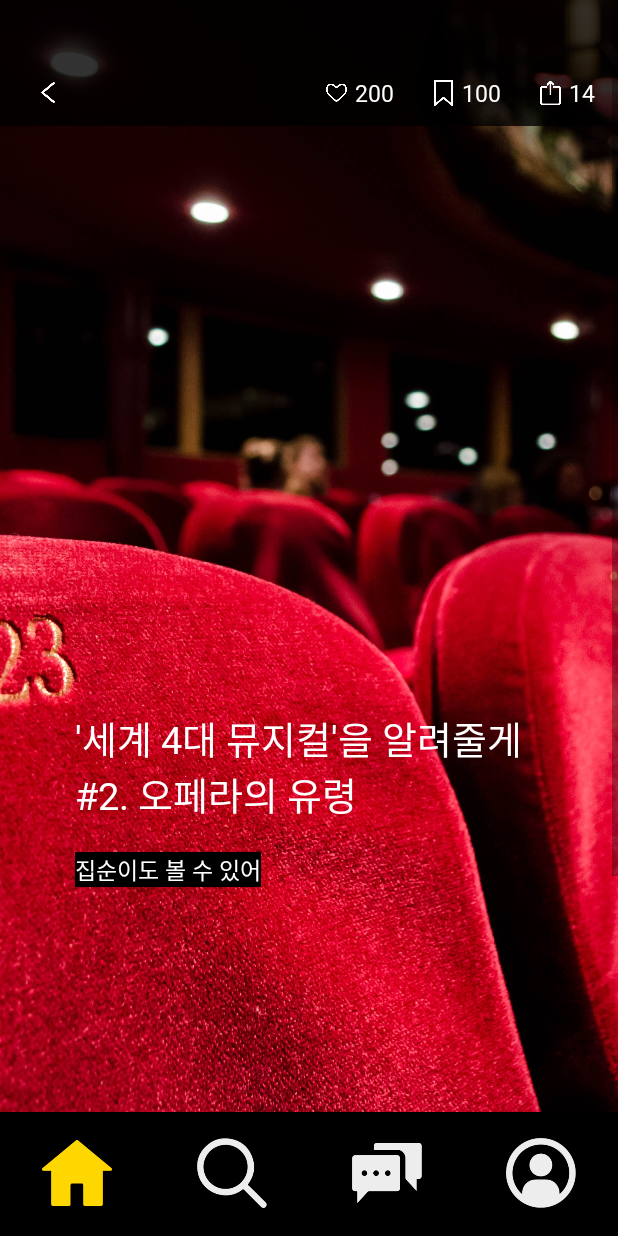
After one commit to JayHan-K/todaysShow, an Android app: the fragment JournalDetailFragment placed in its activity, on a phone screen of 412 x 824 dp. The commit adds this screen. Run offline under Robolectric (Android 15) with nearby library versions, the phone set to English and light mode, and no system bars; libraries missing offline, so code that uses them is left out: com.mikhaellopez.circularimageview; 2 statements that could not run were skipped.

Commit message:
2020.08.27 Journal Detail ...

```diff
--- a/app/src/main/AndroidManifest.xml
+++ b/app/src/main/AndroidManifest.xml
@@ -26,7 +26,7 @@
         </activity>
         <activity
             android:name=".MainActivity"
-            android:windowSoftInputMode="adjustNothing" />
+            android:windowSoftInputMode="adjustPan" />
         <activity android:name=".ShowDetailActivity" />
     </application>
 
--- a/app/src/main/java/com/example/todaysshow/MainActivity.kt
+++ b/app/src/main/java/com/example/todaysshow/MainActivity.kt
@@ -1,6 +1,8 @@
 package com.example.todaysshow
 
 import android.os.Bundle
+import android.util.Log
+import android.widget.FrameLayout
 import android.widget.Toast
 import androidx.appcompat.app.AppCompatActivity
 import com.example.todaysshow.fragment.*
@@ -14,6 +16,8 @@ class MainActivity : AppCompatActivity() {
     override fun onCreate(savedInstanceState: Bundle?) {
         super.onCreate(savedInstanceState)
         setContentView(R.layout.activity_main)
+
+
 
         supportFragmentManager.beginTransaction().replace(R.id.main_frameLayout,
             HomeFragment()
@@ -43,8 +47,6 @@ class MainActivity : AppCompatActivity() {
             }
             true
         }
-
-
     }
 
     override fun onBackPressed() {
--- /dev/null
+++ b/app/src/main/java/com/example/todaysshow/fragment/JournalDetailFragment.kt
@@ -0,0 +1,55 @@
+package com.example.todaysshow.fragment
+
+import android.content.Context
+import android.graphics.Point
+import android.os.Bundle
+import android.util.DisplayMetrics
+import android.util.Log
+import android.view.*
+import android.widget.FrameLayout
+import android.widget.ImageView
+import android.widget.RelativeLayout
+import androidx.fragment.app.Fragment
+import com.example.todaysshow.R
+
+class JournalDetailFragment : Fragment() {
+
+    override fun onCreate(savedInstanceState: Bundle?) {
+        super.onCreate(savedInstanceState)
+
+    }
+
+    override fun onCreateView(
+        inflater: LayoutInflater,
+        container: ViewGroup?,
+        savedInstanceState: Bundle?
+    ): View? {
+        val viewGroup: ViewGroup = inflater.inflate(R.layout.activity_journal_detail_fragment, null) as ViewGroup
+
+
+        var wm : WindowManager = context!!.getSystemService(Context.WINDOW_SERVICE) as WindowManager
+        var display : Display = wm.defaultDisplay
+        var size : Point = Point()
+        display.getSize(size)
+        var width = size.x
+        var height = size.y
+        var journalDetailMainImageViewRelativeLayout: RelativeLayout = viewGroup.findViewById(R.id.journal_detail_main_iv_rl)
+        var metrics : DisplayMetrics = context!!.resources.displayMetrics
+        var heightDouble : Double = height * 0.9
+        height = heightDouble.toInt()
+        setSizeInDP(journalDetailMainImageViewRelativeLayout, width, height)
+
+        return viewGroup
+    }
+
+    fun setSizeInDP(view: View, width: Int, height: Int){
+        if(view.layoutParams is ViewGroup.LayoutParams){
+            val screenDensity : Float = view.context.resources.displayMetrics.density
+            val params : ViewGroup.LayoutParams = view.layoutParams as ViewGroup.LayoutParams
+
+            params.width = width
+            params.height = height
+            view.requestLayout()
+        }
+    }
+}
--- a/app/src/main/java/com/example/todaysshow/fragment/community/CommunityEditors.kt
+++ b/app/src/main/java/com/example/todaysshow/fragment/community/CommunityEditors.kt
@@ -56,7 +56,9 @@ class CommunityEditors : Fragment() {
 
         val listener : ItemClickListener = object : ItemClickListener {
             override fun onItemClicked(vh: RecyclerView.ViewHolder, item: Any, pos: Int) {
-                Toast.makeText(context, "Community Editors", Toast.LENGTH_SHORT).show()
+                var parentFrag: CommunityFragment =
+                    this@CommunityEditors.parentFragment as CommunityFragment
+                parentFrag.communityChangeToJournalDetail()
             }
         }
         journalList = getJournals()
--- a/app/src/main/res/drawable/editor_challenges_spinner_bg.xml
+++ b/app/src/main/res/drawable/editor_challenges_spinner_bg.xml
@@ -20,6 +20,9 @@
         </inset>
 
     </item>
+    <item>
+        <bitmap android:gravity="right" android:src="@drawable/icon_camera" />
+    </item>
 
 
 </selector>
--- /dev/null
+++ b/app/src/main/res/layout/activity_journal_detail_fragment.xml
@@ -0,0 +1,192 @@
+<?xml version="1.0" encoding="utf-8"?>
+<FrameLayout
+    android:id="@+id/journal_detail_cover_fl"
+    xmlns:android="http://schemas.android.com/apk/res/android" android:layout_width="match_parent"
+    android:layout_height="match_parent">
+
+    <ScrollView
+        android:fillViewport="true"
+        android:layout_width="match_parent"
+        android:layout_height="wrap_content">
+        <LinearLayout
+            android:orientation="vertical"
+            android:layout_width="match_parent"
+            android:layout_height="wrap_content">
+
+            <RelativeLayout
+                android:id="@+id/journal_detail_main_iv_rl"
+                android:layout_width="match_parent"
+                android:layout_height="500dp">
+                <ImageView
+                    android:scaleType="centerCrop"
+                    android:src="@drawable/journal"
+                    android:layout_width="match_parent"
+                    android:layout_height="match_parent"></ImageView>
+
+
+                <TextView
+                    android:id="@+id/journal_detail_main_title_tv"
+                    android:fontFamily="@font/kopubworlddotumbold"
+                    android:layout_marginBottom="20dp"
+                    android:layout_marginLeft="50dp"
+                    android:layout_above="@+id/journal_detail_main_category_tv"
+                    android:textSize="25dp"
+                    android:textColor="#ffffff"
+                    android:text="'세계 4대 뮤지컬'을 알려줄게\n#2. 오페라의 유령"
+                    android:layout_width="wrap_content"
+                    android:layout_height="wrap_content"></TextView>
+
+                <TextView
+                    android:textSize="15dp"
+                    android:fontFamily="@font/kopubworlddotummedium"
+                    android:id="@+id/journal_detail_main_category_tv"
+                    android:layout_marginBottom="150dp"
+                    android:layout_marginLeft="50dp"
+                    android:layout_alignParentLeft="true"
+                    android:layout_alignParentBottom="true"
+                    android:background="#000000"
+                    android:textColor="#ffffff"
+                    android:text="집순이도 볼 수 있어"
+                    android:layout_width="wrap_content"
+                    android:layout_height="wrap_content"/>
+
+            </RelativeLayout>
+
+
+
+            <LinearLayout
+                android:background="#ff00ff"
+                android:layout_width="match_parent"
+                android:layout_height="200dp"/>
+
+        </LinearLayout>
+    </ScrollView>
+
+    <LinearLayout
+        android:id="@+id/show_detail_top_ll"
+        android:background="#cc000000"
+        android:orientation="vertical"
+        android:layout_width="match_parent"
+        android:layout_height="84dp">
+        <LinearLayout
+            android:layout_width="match_parent"
+            android:layout_height="40dp">
+        </LinearLayout>
+        <LinearLayout
+            android:orientation="horizontal"
+            android:layout_width="match_parent"
+            android:layout_height="match_parent">
+            <RelativeLayout
+                android:layout_width="match_parent"
+                android:layout_height="match_parent">
+                <ImageView
+                    android:layout_marginLeft="27dp"
+                    android:src="@drawable/icon_pre"
+                    android:layout_centerVertical="true"
+                    android:layout_width="9dp"
+                    android:layout_height="14dp"/>
+                <Button
+                    android:id="@+id/journal_detail_fragment_close_bt"
+                    android:layout_centerVertical="true"
+                    android:layout_marginLeft="20dp"
+                    android:background="#00000000"
+                    android:layout_width="30dp"
+                    android:layout_height="30dp">
+                </Button>
+
+
+                <ImageView
+                    android:layout_toLeftOf="@+id/journal_detail_top_heart_tv"
+                    android:layout_marginRight="5dp"
+                    android:layout_centerVertical="true"
+                    android:src="@drawable/icon_heart_line"
+                    android:layout_width="14dp"
+                    android:layout_height="17dp"/>
+
+                <Button
+                    android:layout_toLeftOf="@+id/journal_detail_top_heart_tv"
+                    android:background="#00000000"
+                    android:id="@+id/journal_detail_heart_bt"
+                    android:layout_centerVertical="true"
+                    android:layout_marginRight="5dp"
+                    android:layout_width="30dp"
+                    android:layout_height="30dp">
+                </Button>
+
+                <TextView
+                    android:layout_toLeftOf="@+id/journal_detail_scrap_bt"
+                    android:layout_marginRight="10dp"
+                    android:id="@+id/journal_detail_top_heart_tv"
+                    android:layout_centerVertical="true"
+                    android:textSize="15dp"
+                    android:textColor="#ffffff"
+                    android:fontFamily="@font/kopubworlddotummedium"
+                    android:text="200"
+                    android:layout_width="wrap_content"
+                    android:layout_height="wrap_content"/>
+
+
+                <ImageView
+                    android:layout_toLeftOf="@+id/journal_detail_top_scrap_tv"
+                    android:layout_marginRight="5dp"
+                    android:layout_centerVertical="true"
+                    android:src="@drawable/icon_scrap"
+                    android:layout_width="14dp"
+                    android:layout_height="17dp"/>
+
+                <Button
+                    android:layout_toLeftOf="@+id/journal_detail_top_scrap_tv"
+                    android:background="#00000000"
+                    android:id="@+id/journal_detail_scrap_bt"
+                    android:layout_centerVertical="true"
+                    android:layout_marginRight="5dp"
+                    android:layout_width="30dp"
+                    android:layout_height="30dp">
+                </Button>
+
+                <TextView
+                    android:layout_toLeftOf="@+id/journal_detail_share_bt"
+                    android:layout_marginRight="10dp"
+                    android:id="@+id/journal_detail_top_scrap_tv"
+                    android:layout_centerVertical="true"
+                    android:textSize="15dp"
+                    android:textColor="#ffffff"
+                    android:fontFamily="@font/kopubworlddotummedium"
+                    android:text="100"
+                    android:layout_width="wrap_content"
+                    android:layout_height="wrap_content"/>
+
+
+                <ImageView
+                    android:layout_toLeftOf="@+id/journal_detail_top_share_tv"
+                    android:layout_marginRight="5dp"
+                    android:layout_centerVertical="true"
+                    android:src="@drawable/icon_sharing"
+                    android:layout_width="14dp"
+                    android:layout_height="17dp"/>
+
+                <Button
+                    android:layout_toLeftOf="@+id/journal_detail_top_share_tv"
+                    android:background="#00000000"
+                    android:id="@+id/journal_detail_share_bt"
+                    android:layout_centerVertical="true"
+                    android:layout_marginRight="5dp"
+                    android:layout_width="30dp"
+                    android:layout_height="30dp">
+                </Button>
+                <TextView
+                    android:layout_marginRight="15dp"
+                    android:id="@+id/journal_detail_top_share_tv"
+                    android:layout_alignParentRight="true"
+                    android:layout_centerVertical="true"
+                    android:textSize="15dp"
+                    android:textColor="#ffffff"
+                    android:fontFamily="@font/kopubworlddotummedium"
+                    android:text="14"
+                    android:layout_width="wrap_content"
+                    android:layout_height="wrap_content"/>
+            </RelativeLayout>
+        </LinearLayout>
+    </LinearLayout>
+
+</FrameLayout>
--- a/app/src/main/res/values/styles.xml
+++ b/app/src/main/res/values/styles.xml
@@ -41,4 +41,8 @@
         -->
         <item name="android:backgroundDimEnabled">true</item>
     </style>
+
+    <style name="SpinnerTheme" parent="android:Widget.Spinner">
+        <item name="android:background">@drawable/editor_challenges_spinner_bg</item>
+    </style>
 </resources>
```
Also changed, not shown: app/src/main/java/com/example/todaysshow/adapter/EditorChallengesSpinnerAdapter.kt (+22 -14 lines), app/src/main/java/com/example/todaysshow/fragment/CommunityFragment.kt (+11 -1 lines), app/src/main/java/com/example/todaysshow/fragment/community/CommunityEditorChallenges.kt (+30 -3 lines), app/src/main/res/layout/activity_editor_challenges.xml (+120 -14 lines), app/src/main/res/layout/adapter_editor_chanllenges_spinner.xml (added, +29 -0 lines), app/src/main/res/layout/adapter_editor_chanllenges_spinner_list.xml (added, +14 -0 lines).
